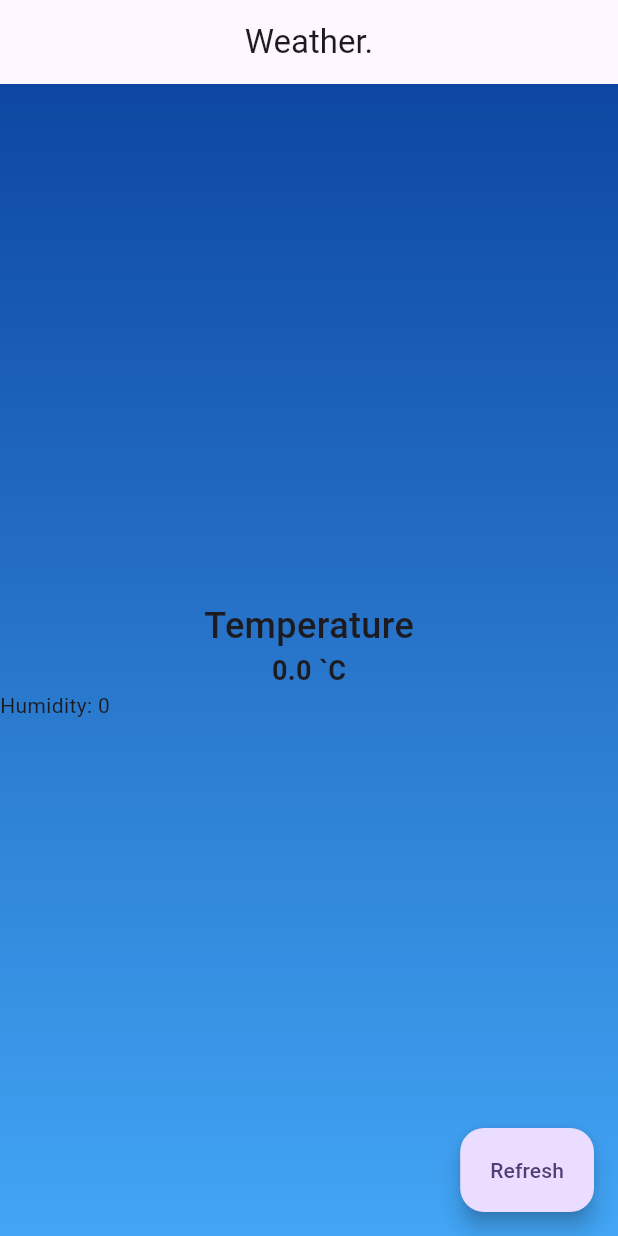
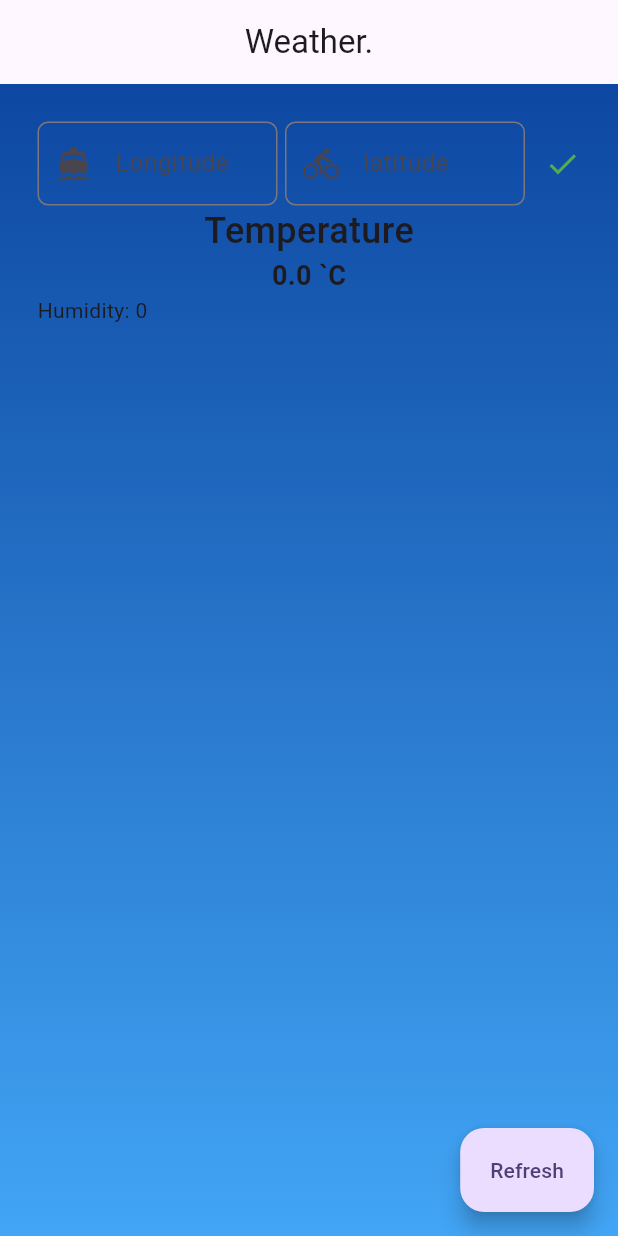
Before and after one commit to musharrafhamraz/Getx-State-Management-Flutter, a Flutter app: the screen it shows after launch, on a phone screen of 412 x 824 dp. Run offline on Flutter 3.47's test engine with Material 3 defaults, Android fonts, the phone set to English and light mode, and no system bars; our stand-ins replace get; network calls fail.

```diff
--- a/lib/weather_app/favourite_cities.dart
+++ b/lib/weather_app/favourite_cities.dart
@@ -0,0 +1 @@
+// Diaplay weather of different saved cities here.
--- a/lib/weather_app/weather_screen.dart
+++ b/lib/weather_app/weather_screen.dart
@@ -8,6 +8,9 @@ class Weather extends StatelessWidget {
   @override
   Widget build(BuildContext context) {
     final WeatherController weatherController = Get.put(WeatherController());
+    final TextEditingController lonController = TextEditingController();
+    final TextEditingController latController = TextEditingController();
+
     return Scaffold(
       appBar: AppBar(
         title: const Text('Weather.'),
@@ -33,9 +36,64 @@ class Weather extends StatelessWidget {
                 child: const CircularProgressIndicator());
           }
           final data = weatherController.weatherData.value;
-          return Column(
-            mainAxisAlignment: MainAxisAlignment.center,
+          return Padding(
+            padding: const EdgeInsets.all(25.0),
+            child: Column(
               children: [
+                Row(
+                  children: [
+                    Expanded(
+                      flex: 5,
+                      child: TextField(
+                        decoration: const InputDecoration(
+                            label: Text('Longitude'),
+                            prefixIcon: Icon(Icons.directions_boat_rounded),
+                            border: OutlineInputBorder(
+                                borderRadius:
+                                    BorderRadius.all(Radius.circular(7.0)))),
+                        controller: lonController,
+                      ),
+                    ),
+                    const SizedBox(
+                      width: 5.0,
+                    ),
+                    Expanded(
+                      flex: 5,
+                      child: TextField(
+                        decoration: const InputDecoration(
+                            label: Text('latitude'),
+                            prefixIcon: Icon(Icons.directions_bike),
+                            border: OutlineInputBorder(
+                                borderRadius:
+                                    BorderRadius.all(Radius.circular(7.0)))),
+                        controller: latController,
+                      ),
+                    ),
+                    const SizedBox(
+                      width: 5.0,
+                    ),
+                    Expanded(
+                      flex: 1,
+                      child: IconButton(
+                        onPressed: () {
+                          if (lonController.text.isEmpty &&
+                              latController.text.isEmpty) {
+                            Get.snackbar(
+                                'Warning!', 'Fill the required fields');
+                          } else {
+                            weatherController.fetchWeatherFromCity(
+                                double.parse(lonController.text),
+                                double.parse(latController.text));
+                          }
+                        },
+                        icon: const Icon(
+                          Icons.check,
+                          color: Colors.green,
+                        ),
+                      ),
+                    )
+                  ],
+                ),
                 const Text(
                   'Temperature',
                   style: TextStyle(fontSize: 24.0, fontWeight: FontWeight.w500),
@@ -52,6 +110,7 @@ class Weather extends StatelessWidget {
                   ],
                 )
               ],
+            ),
           );
         }),
       ),
```
Also changed, not shown: lib/weather_app/controller.dart (+18 -0 lines). Lines whose indentation alone changed are shown as unchanged.
